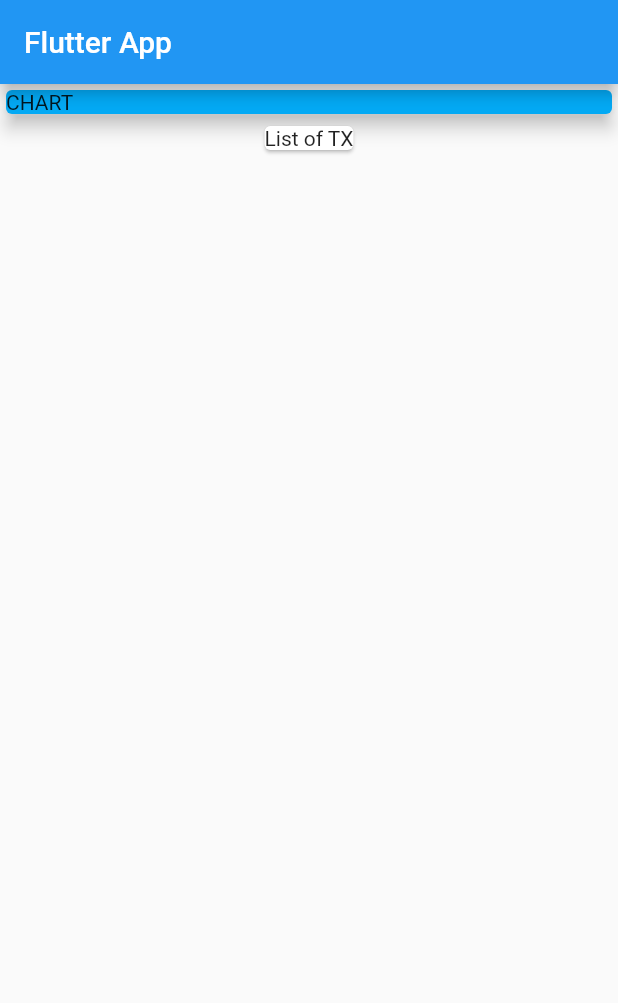
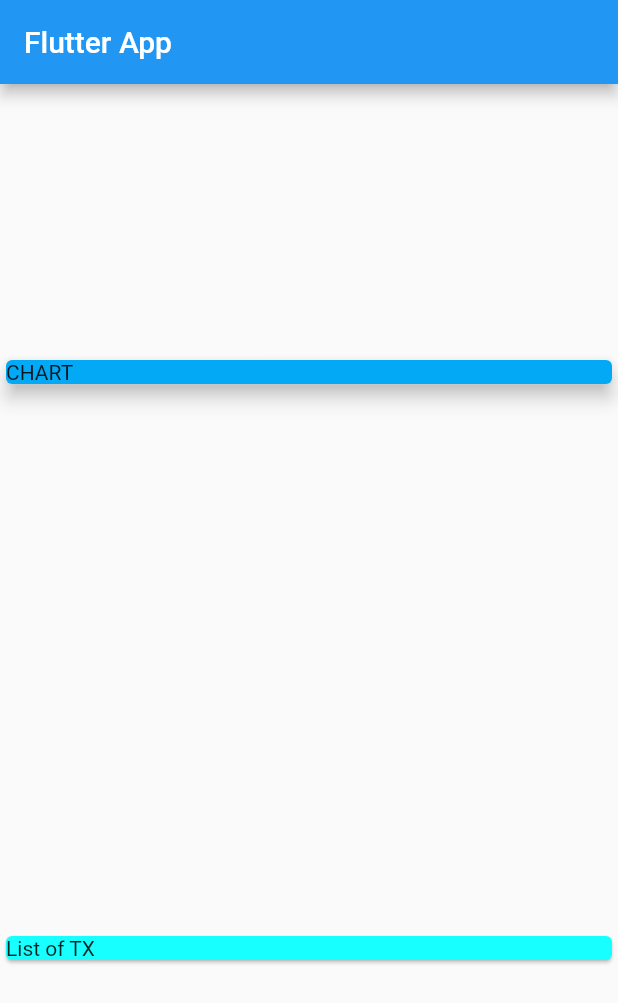
Before and after one commit to ProgrammerTaha/personal_expense_tracker_app, a Flutter app: the screen it shows after launch, on a phone screen of 412 x 824 dp. Shown: the top 1003 px of the screen. Run offline on Flutter 3.47's test engine with Material 2 defaults, Android fonts, the phone set to English and light mode, and no system bars.

Commit message:
column alignments

```diff
--- a/lib/main.dart
+++ b/lib/main.dart
@@ -20,6 +20,8 @@ class MyHomePage extends StatelessWidget {
         title: Text('Flutter App'),
       ),
       body: Column(
+        mainAxisAlignment: MainAxisAlignment.spaceAround,
+        crossAxisAlignment: CrossAxisAlignment.stretch,
         children: [
           Card(
             child: Container(
@@ -32,7 +34,10 @@ class MyHomePage extends StatelessWidget {
             elevation: 5,
           ),
           Card(
-            child: Text('List of TX'),
+            color: Colors.cyanAccent,
+            child: Text(
+              'List of TX',
+            ),
           ),
         ],
       ),
```
